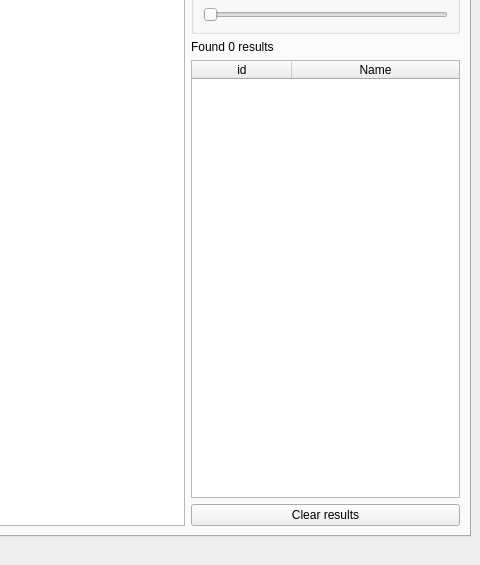
This is src/Forms/mainwindow.ui in sanctum32/QWoWSpellWork as Qt 5 draws it before an edit; both pictures show x 635 to 1115 and y 274 to 839 of the 1115 by 839 pixel window. The edited form follows.
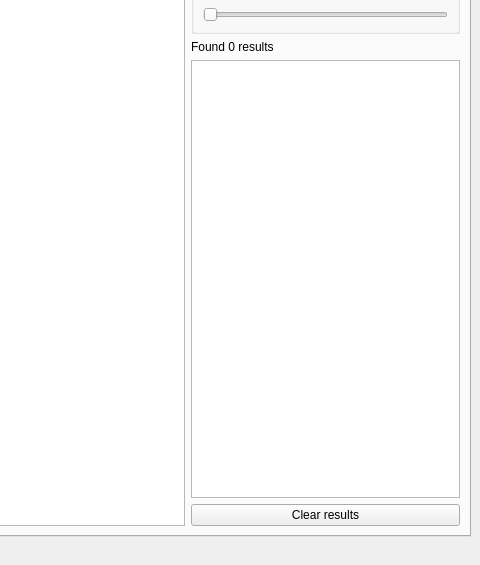
This is the edited form.

Commit message: Improved spell search code

```diff
--- a/src/Forms/mainwindow.ui
+++ b/src/Forms/mainwindow.ui
@@ -359,18 +359,8 @@
              <bool>true</bool>
             </attribute>
             <attribute name="verticalHeaderVisible">
-             <bool>false</bool>
+             <bool>true</bool>
             </attribute>
-            <column>
-             <property name="text">
-              <string>id</string>
-             </property>
-            </column>
-            <column>
-             <property name="text">
-              <string>Name</string>
-             </property>
-            </column>
            </widget>
           </item>
           <item>
```
Left out of the diff: 24 changed lines with no effect on the pictures. The commit also changes 2 other files.
